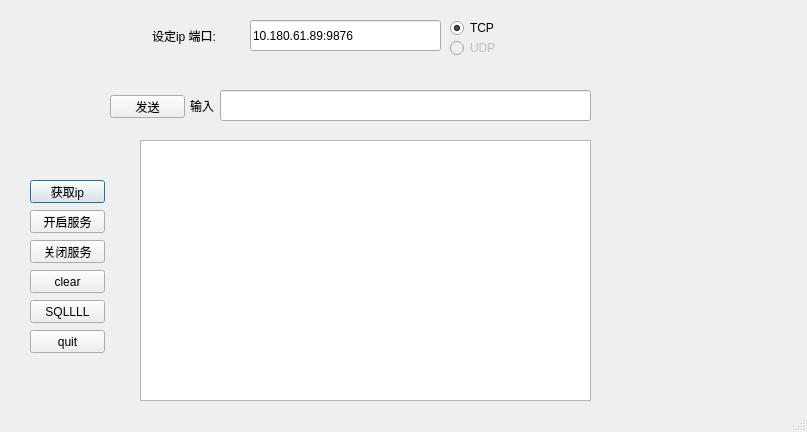
Above: ui/socketUI.ui from watermelonharry/socket_func_pyqt before the change. Below: the same form after it.
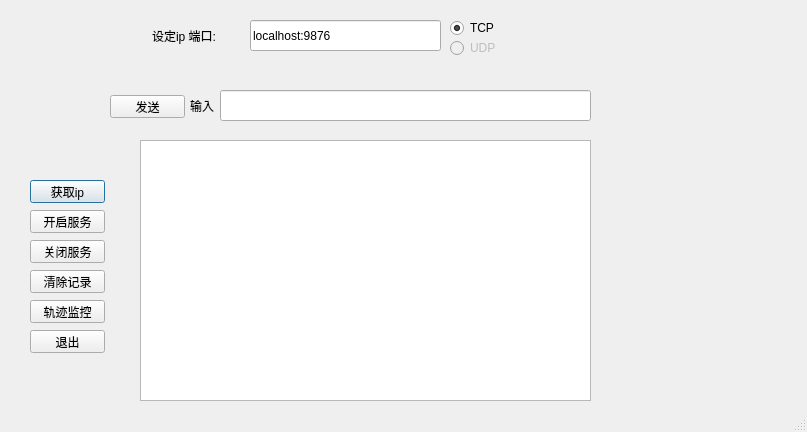
That is the form after the change.

```diff
--- a/ui/socketUI.ui
+++ b/ui/socketUI.ui
@@ -133,7 +133,7 @@
     </rect>
    </property>
    <property name="text">
-    <string>clear</string>
+    <string>清除记录</string>
    </property>
   </widget>
   <widget class="QPushButton" name="sock_save_log_btn">
@@ -149,7 +149,7 @@
     </rect>
    </property>
    <property name="text">
-    <string>SQLLLL</string>
+    <string>轨迹监控</string>
    </property>
    <property name="checkable">
     <bool>false</bool>
@@ -178,7 +178,7 @@
     </rect>
    </property>
    <property name="text">
-    <string>quit</string>
+    <string>退出</string>
    </property>
   </widget>
   <widget class="QLineEdit" name="sock_ip">
@@ -191,7 +191,7 @@
     </rect>
    </property>
    <property name="text">
-    <string>10.180.61.89:9876</string>
+    <string>localhost:9876</string>
    </property>
    <property name="alignment">
     <set>Qt::AlignLeading|Qt::AlignLeft|Qt::AlignVCenter</set>
```
Left out of the diff: 2 changed lines with no effect on the pictures.
